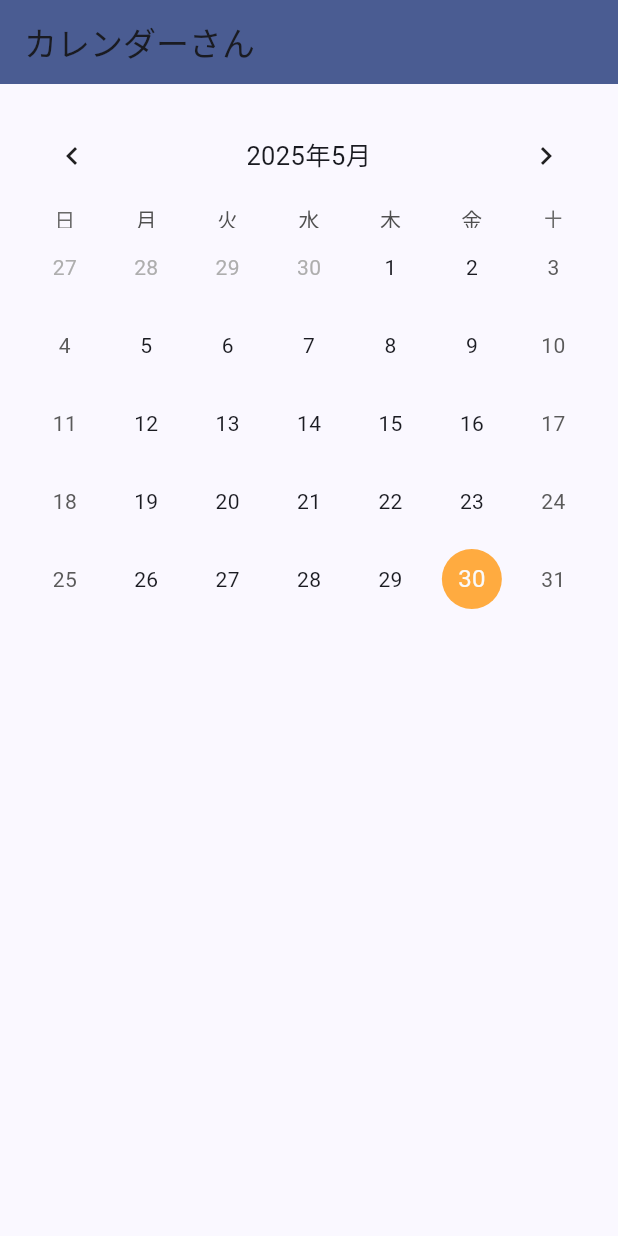
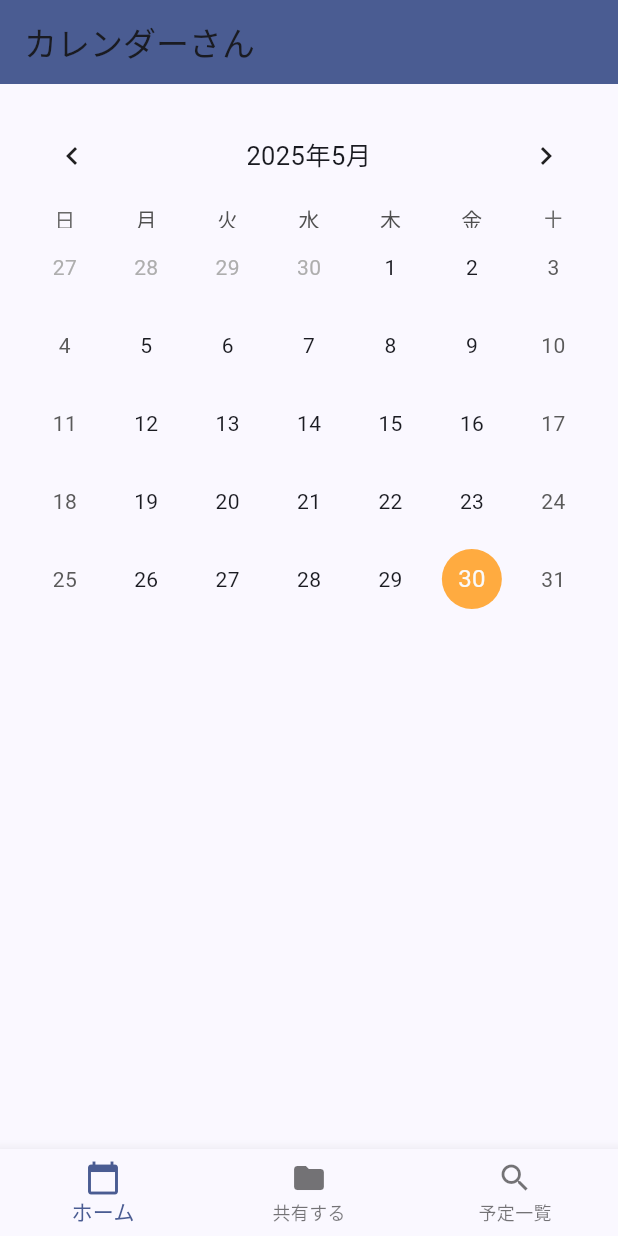
Before and after one commit to Dadanngo/calendersann, a Flutter app: the screen it shows after launch, on a phone screen of 412 x 824 dp. Run offline on Flutter 3.47's test engine with Material 3 defaults, Android fonts, the phone set to English and light mode, and no system bars; drawn by our look-alikes of table_calendar.

Commit message:
feat: #4 フッター追加

```diff
--- a/lib/main.dart
+++ b/lib/main.dart
@@ -74,6 +74,22 @@ class _CalendarPageState extends State<CalendarPage> {
           ),
         ),
       ),
+    bottomNavigationBar: BottomNavigationBar(
+      items: const <BottomNavigationBarItem>[
+        BottomNavigationBarItem(
+          icon: Icon(Icons.calendar_today),
+          label: 'ホーム',
+        ),
+        BottomNavigationBarItem(
+          icon: Icon(Icons.folder),
+          label: '共有する',
+        ),
+        BottomNavigationBarItem(
+          icon: Icon(Icons.search),
+          label: '予定一覧',
+        ),
+      ],
+    ),
     );
   }
 }
```
